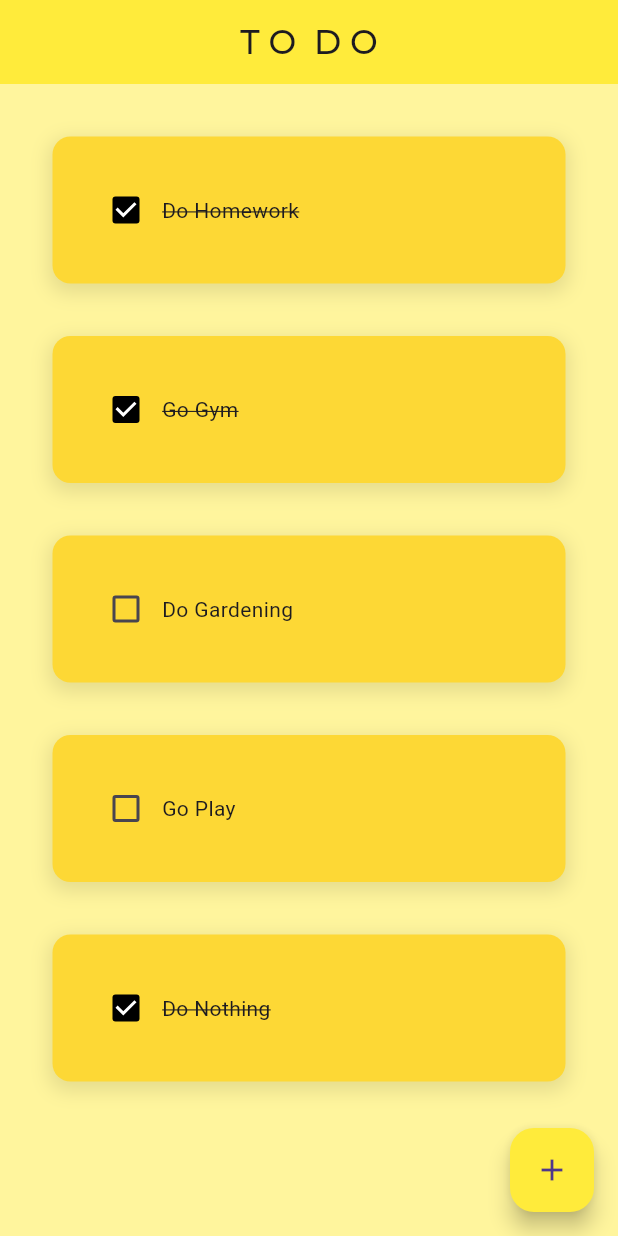
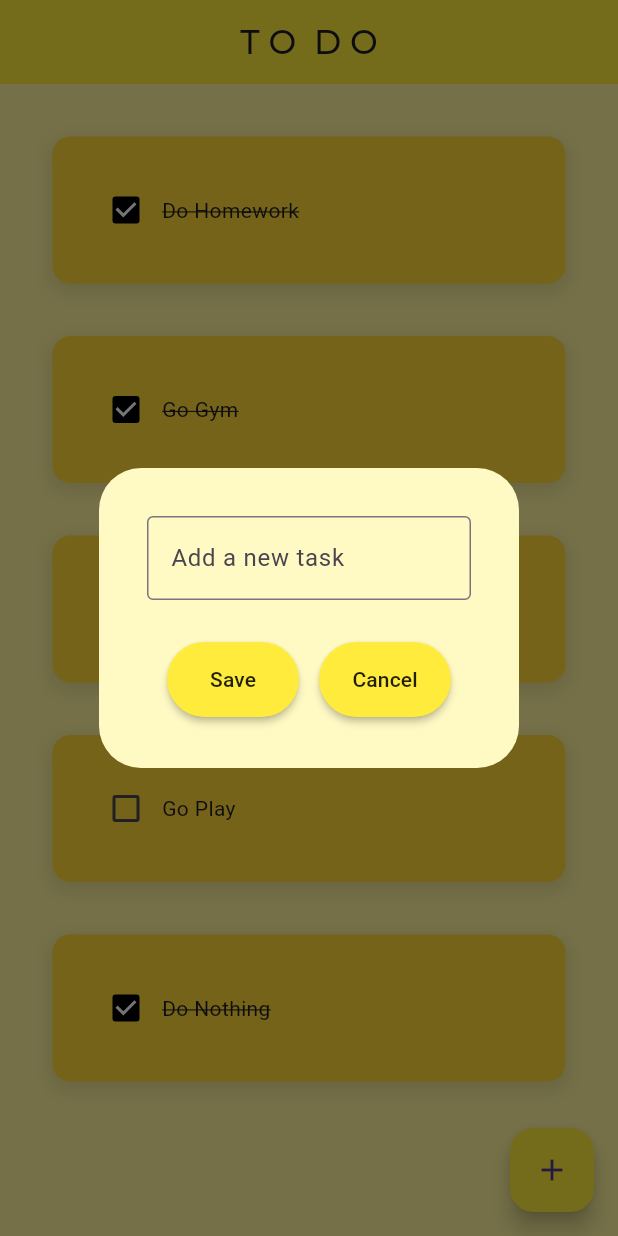
Before and after one commit to TaranSingh-111/todo-app-flutter, a Flutter app: the screen it shows after launch, after a tap on the "add" icon, on a phone screen of 412 x 824 dp. Run offline on Flutter 3.47's test engine with Material 3 defaults, Android fonts, the phone set to English and light mode, and no system bars; our stand-ins replace google_fonts.

Commit message:
Implemented task input and adding

```diff
--- a/lib/main.dart
+++ b/lib/main.dart
@@ -14,7 +14,7 @@ class MyApp extends StatelessWidget {
     return MaterialApp(
       debugShowCheckedModeBanner: false,
       home: HomeScreen(),
-      theme: ThemeData(primarySwatch: Colors.yellow),
+      theme: ThemeData(primaryColor: Colors.yellow),
     );
   }
 }
--- a/lib/screens/home_screen.dart
+++ b/lib/screens/home_screen.dart
@@ -1,5 +1,6 @@
 import 'package:flutter/material.dart';
 import 'package:google_fonts/google_fonts.dart';
+import 'package:todo_app/util/dialog_box.dart';
 
 import '../util/todo_tile.dart';
 
@@ -12,6 +13,9 @@ class HomeScreen extends StatefulWidget {
 
 class _HomeScreenState extends State<HomeScreen> {
 
+  final _controller = TextEditingController();
+
+  //task stored
   List toDoList = [
     ["Do Homework", true],
     ["Go Gym", true],
@@ -20,10 +24,33 @@ class _HomeScreenState extends State<HomeScreen> {
     ["Do Nothing", true],
   ];
 
+  //checkbox
   void checkBoxChanged(bool? value, int index){
     setState(() {
       toDoList[index][1] = !toDoList[index][1];
     });
+  }
+
+  void saveTask(){
+    setState(() {
+      toDoList.add([_controller.text, false]);
+      _controller.clear();
+    });
+    Navigator.of(context).pop();
+  }
+
+  //adding task
+  void createNewTask(){
+      showDialog(
+        context: context,
+        builder: (context){
+          return DialogBox(
+            controller: _controller,
+            onSave: saveTask,
+            onCancel: () => Navigator.of(context).pop(),
+          );
+        }
+      );
   }
 
   @override
@@ -44,7 +71,7 @@ class _HomeScreenState extends State<HomeScreen> {
 
       //add task button
       floatingActionButton: FloatingActionButton(
-        onPressed: (){},
+        onPressed: createNewTask,
         backgroundColor: Colors.yellow,
         child: Icon(Icons.add),
       ),
--- /dev/null
+++ b/lib/util/dialog_box.dart
@@ -0,0 +1,40 @@
+import 'package:flutter/material.dart';
+import 'package:todo_app/util/my_button.dart';
+
+class DialogBox extends StatelessWidget {
+  final controller;
+  VoidCallback onSave;
+  VoidCallback onCancel;
+  DialogBox({super.key, required this.controller, required this.onSave, required this.onCancel});
+
+  @override
+  Widget build(BuildContext context) {
+    return AlertDialog(
+      backgroundColor: Colors.yellow[100],
+      content: Container(
+        height: 160,
+        child: Padding(
+          padding: const EdgeInsets.only(top: 16, bottom: 10, left: 8, right: 8,),
+          child: Column(
+            children: [
+            TextField(
+              decoration: InputDecoration(
+                border: OutlineInputBorder(),
+                hintText: "Add a new task"
+              ),
+              controller: controller,
+            ),
+            Spacer(),
+            Row(
+              mainAxisAlignment: MainAxisAlignment.spaceEvenly,
+              children: [
+              MyButton(text: "Save", onPressed: onSave),
+              MyButton(text: "Cancel", onPressed: onCancel),
+
+            ],)
+          ],),
+        ),
+      ),
+    );
+  }
+}
--- /dev/null
+++ b/lib/util/my_button.dart
@@ -0,0 +1,19 @@
+import 'package:flutter/material.dart';
+
+class MyButton extends StatelessWidget {
+  String text;
+  VoidCallback onPressed;
+
+  MyButton({super.key, required this.text, required this.onPressed});
+
+  @override
+  Widget build(BuildContext context) {
+    return MaterialButton(
+      onPressed: onPressed,
+      color: Theme.of(context).primaryColor,
+      shape: RoundedRectangleBorder(borderRadius: BorderRadius.circular(25)),
+      height: 50,
+      child: Text(text),
+    );
+  }
+}
```
